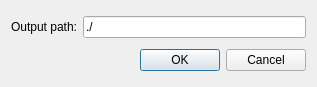
First picture: the form in src/interface/ui/preferences.ui, repository FXIhub/hummingbird, before the edit.
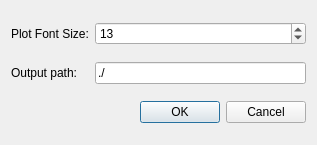
Second picture: the form after the edit.

Commit message: Allow users to change the font sizes in the plots.

```diff
--- a/src/interface/ui/preferences.ui
+++ b/src/interface/ui/preferences.ui
@@ -7,7 +7,7 @@
     <x>0</x>
     <y>0</y>
     <width>317</width>
-    <height>87</height>
+    <height>145</height>
    </rect>
   </property>
   <property name="windowTitle">
@@ -15,13 +15,20 @@
   </property>
   <layout class="QGridLayout" name="gridLayout">
    <item row="0" column="0">
+    <widget class="QLabel" name="label_2">
+     <property name="text">
+      <string>Plot Font Size:</string>
+     </property>
+    </widget>
+   </item>
+   <item row="1" column="0">
     <widget class="QLabel" name="label">
      <property name="text">
       <string>Output path:</string>
      </property>
     </widget>
    </item>
-   <item row="0" column="1">
+   <item row="1" column="1">
     <widget class="QLineEdit" name="outputPath">
      <property name="sizePolicy">
       <sizepolicy hsizetype="MinimumExpanding" vsizetype="Fixed">
@@ -34,7 +41,7 @@
      </property>
     </widget>
    </item>
-   <item row="1" column="0" colspan="2">
+   <item row="2" column="0" colspan="2">
     <widget class="QDialogButtonBox" name="buttonBox">
      <property name="orientation">
       <enum>Qt::Horizontal</enum>
@@ -44,6 +51,13 @@
      </property>
     </widget>
    </item>
+   <item row="0" column="1">
+    <widget class="QSpinBox" name="fontSize">
+     <property name="value">
+      <number>13</number>
+     </property>
+    </widget>
+   </item>
   </layout>
  </widget>
  <resources/>
```
The commit also changes 5 other files.
